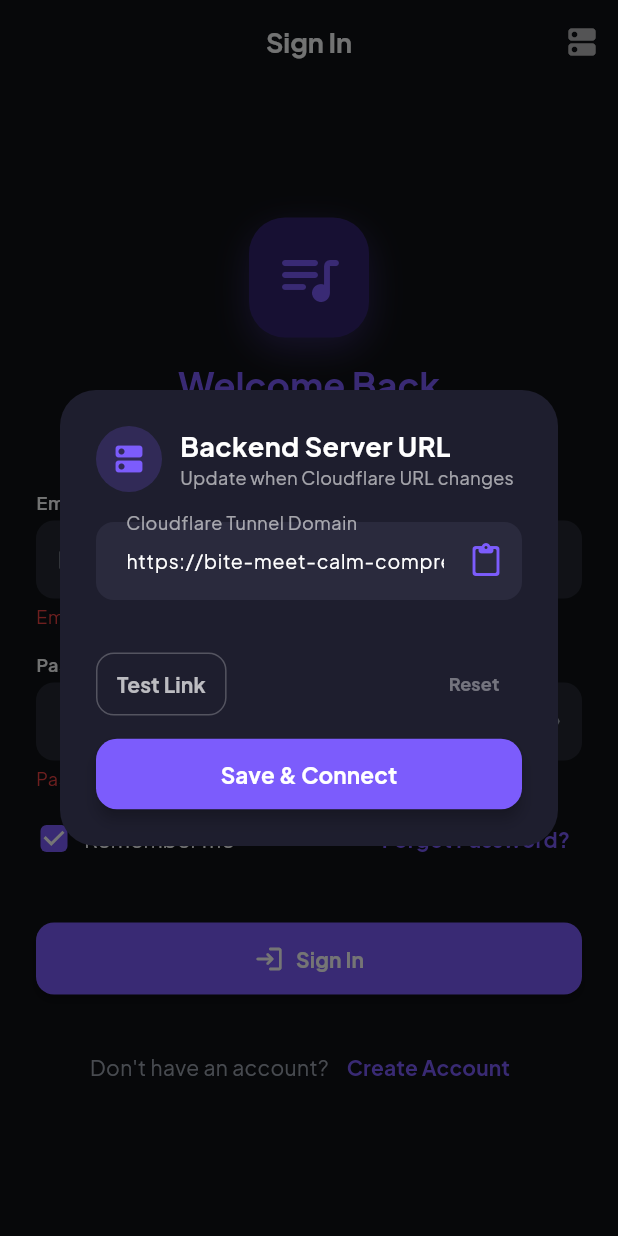
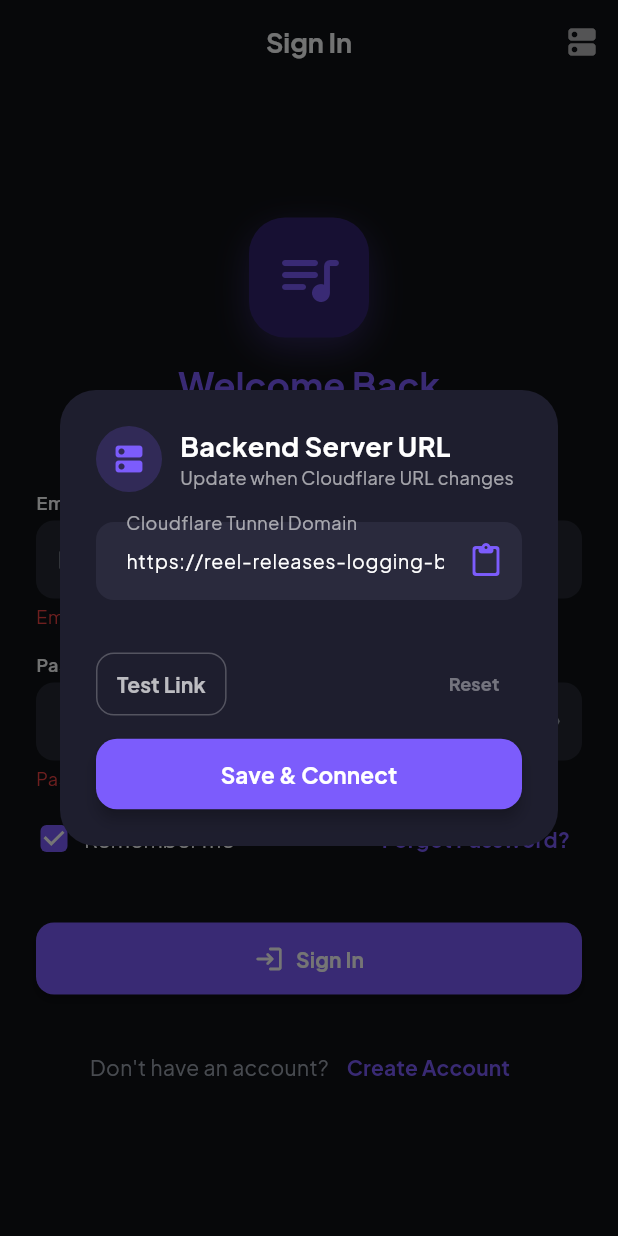
Before and after one commit to UsairamPasha/SoulSync, a Flutter app: the LoginScreen screen opened by its route, after a tap on "Sign In", after a tap on the "dns" icon, on a phone screen of 412 x 824 dp. Run offline on Flutter 3.47's test engine with Material 3 defaults, Android fonts, the phone set to English and light mode, and no system bars; our stand-ins replace audio_service, dio, flutter_riverpod, flutter_secure_storage, go_router, google_fonts and 3 more; missing offline and left inert: audio_session; accounts and stored records are empty.

Commit message:
Update default URL to reel-releases-logging-bean

```diff
--- a/lib/core/config/app_config.dart
+++ b/lib/core/config/app_config.dart
@@ -14,7 +14,7 @@ class AppConfig {
   const AppConfig({
     this.environment = AppEnvironment.dev,
     this.baseUrl =
-        'https://bite-meet-calm-comprehensive.trycloudflare.com',
+        'https://reel-releases-logging-bean.trycloudflare.com',
     this.apiVersion = 'v1',
     this.connectTimeout = const Duration(seconds: 60),
     this.receiveTimeout = const Duration(seconds: 60),
@@ -48,7 +48,7 @@ class AppConfig {
 class ServerUrlNotifier extends StateNotifier<String> {
   final ServerUrlStorageService _storageService;
   static const String defaultUrl =
-      'https://bite-meet-calm-comprehensive.trycloudflare.com';
+      'https://reel-releases-logging-bean.trycloudflare.com';
 
   ServerUrlNotifier(this._storageService) : super(defaultUrl) {
     _init();
--- a/lib/core/constants/api_constants.dart
+++ b/lib/core/constants/api_constants.dart
@@ -1,7 +1,7 @@
 /// Network and API constants for SoulSync.
 abstract class ApiConstants {
   static const String baseUrl =
-      'https://bite-meet-calm-comprehensive.trycloudflare.com/api/v1'; // Configurable for dev/prod
+      'https://reel-releases-logging-bean.trycloudflare.com/api/v1'; // Configurable for dev/prod
   static const Duration connectTimeout = Duration(seconds: 60);
   static const Duration receiveTimeout = Duration(seconds: 60);
   static const Duration sendTimeout = Duration(seconds: 60);
```
Also changed, not shown: 1 other file.
